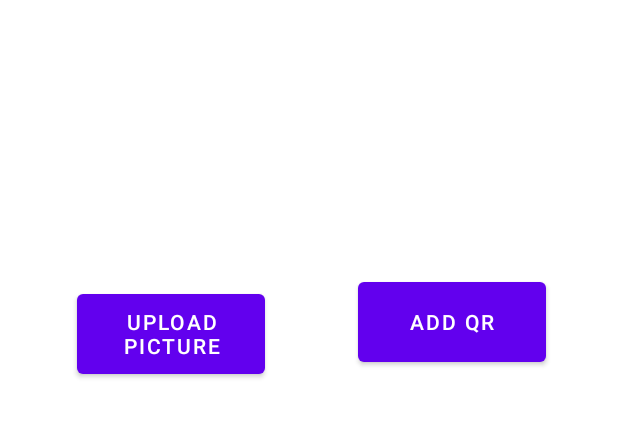
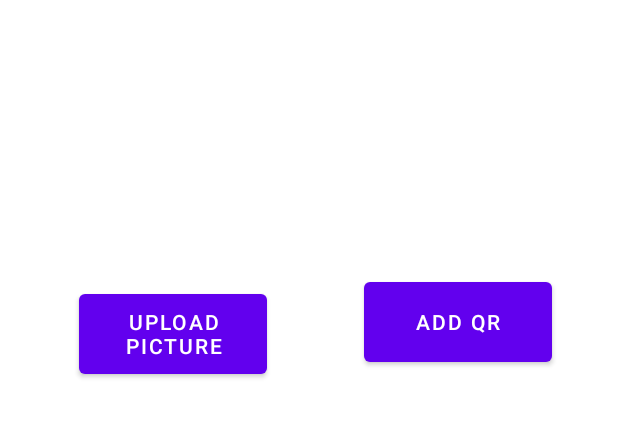
Before and after one commit to CMPUT301W22T05/QRHunter, an Android app: the layout add_qr_code_layout.xml on its own in the app's theme, with its tools: preview values and no code run, on a phone screen of 412 x 824 dp, the part 483-921 px from its top. Run offline under Robolectric (Android 15) with nearby library versions, the light colour scheme and no system bars.

Commit message:
wenhao for new layout -- add_qr_code_layout.xml

```diff
--- a/version 1/app/src/main/res/layout/add_qr_code_layout.xml
+++ b/version 1/app/src/main/res/layout/add_qr_code_layout.xml
@@ -46,7 +46,7 @@
         android:id="@+id/add_qr_button"
         android:layout_width="125dp"
         android:layout_height="65dp"
-        android:layout_marginEnd="48dp"
+        android:layout_marginEnd="44dp"
         android:text="Add QR"
         app:layout_constraintBaseline_toBaselineOf="@+id/upload_picture_button"
         app:layout_constraintEnd_toEndOf="parent" />
```
